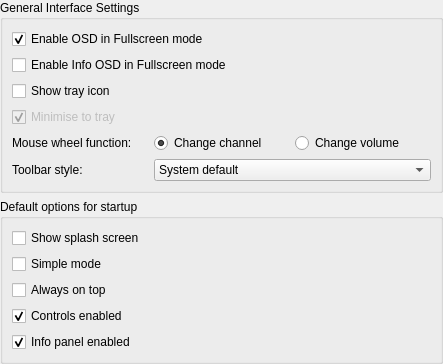
Qt form src/ui/settings/SettingsUi.ui (ntadej/tano) before a commit.
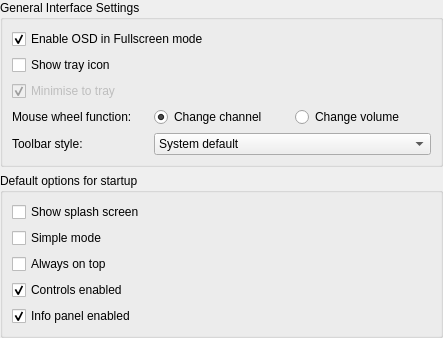
The same form after that commit.

```diff
--- a/src/ui/settings/SettingsUi.ui
+++ b/src/ui/settings/SettingsUi.ui
@@ -7,7 +7,7 @@
     <x>0</x>
     <y>0</y>
     <width>443</width>
-    <height>354</height>
+    <height>329</height>
    </rect>
   </property>
   <layout class="QVBoxLayout" name="verticalLayout">
@@ -20,14 +20,14 @@
       <string>General Interface Settings</string>
      </property>
      <layout class="QGridLayout" name="layoutMainGuiBox">
-      <item row="5" column="0">
+      <item row="4" column="0">
        <widget class="QLabel" name="labelToolbarStyle">
         <property name="text">
          <string>Toolbar style:</string>
         </property>
        </widget>
       </item>
-      <item row="5" column="1" colspan="2">
+      <item row="4" column="1" colspan="2">
        <widget class="QComboBox" name="comboToolbarLook">
         <property name="currentIndex">
          <number>4</number>
@@ -69,14 +69,14 @@
         </property>
        </widget>
       </item>
-      <item row="4" column="0">
+      <item row="3" column="0">
        <widget class="QLabel" name="labelMouseWheel">
         <property name="text">
          <string>Mouse wheel function:</string>
         </property>
        </widget>
       </item>
-      <item row="4" column="1">
+      <item row="3" column="1">
        <widget class="QRadioButton" name="radioWheelChannel">
         <property name="text">
          <string>Change channel</string>
@@ -86,14 +86,14 @@
         </property>
        </widget>
       </item>
-      <item row="4" column="2">
+      <item row="3" column="2">
        <widget class="QRadioButton" name="radioWheelVolume">
         <property name="text">
          <string>Change volume</string>
         </property>
        </widget>
       </item>
-      <item row="3" column="0" colspan="3">
+      <item row="2" column="0" colspan="3">
        <widget class="QCheckBox" name="checkTrayHide">
         <property name="enabled">
          <bool>false</bool>
@@ -107,13 +107,6 @@
        </widget>
       </item>
       <item row="1" column="0" colspan="3">
-       <widget class="QCheckBox" name="checkOsdPlaylist">
-        <property name="text">
-         <string>Enable Info OSD in Fullscreen mode</string>
-        </property>
-       </widget>
-      </item>
-      <item row="2" column="0" colspan="3">
        <widget class="QCheckBox" name="checkTray">
         <property name="text">
          <string>Show tray icon</string>
```
